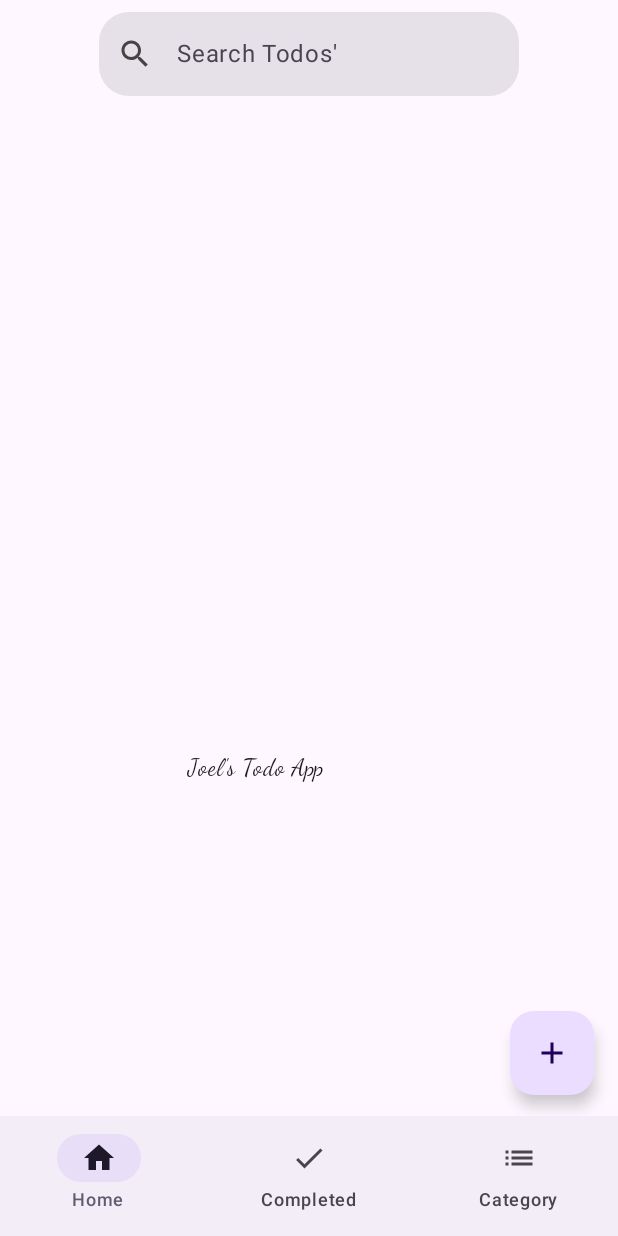
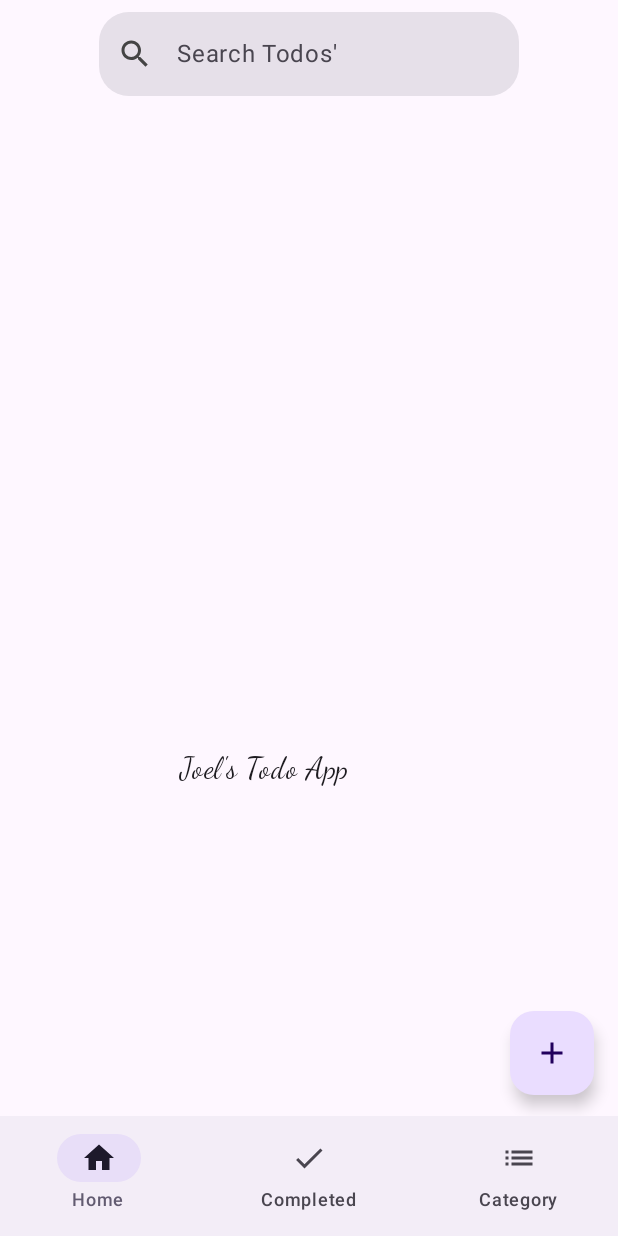
Before and after one commit to jj-mi7/todo_app, an Android app built with Jetpack Compose: the screen it shows after launch (MainActivity), on a phone screen of 412 x 824 dp. Run offline under Robolectric (Android 15) with nearby library versions, the phone set to English and light mode, and no system bars; our stand-ins replace Dagger/Hilt's generated code, Room's generated code, livedata-compose.

Commit message:
second commit

```diff
--- a/app/src/main/java/com/www/todofinal/MainActivity.kt
+++ b/app/src/main/java/com/www/todofinal/MainActivity.kt
@@ -1,15 +1,15 @@
 package com.www.todofinal
 
 import android.content.Intent
-import android.net.Uri
 import android.os.Bundle
+import android.util.Log
 import androidx.activity.ComponentActivity
 import androidx.activity.compose.setContent
-import androidx.activity.viewModels
 import com.www.todofinal.ui.screens.Navbar
 import com.www.todofinal.ui.theme.TodoFinalTheme
-import com.www.todofinal.viewModel.HomeViewModel
 import dagger.hilt.android.AndroidEntryPoint
+
+var intentData:String =""
 
 @AndroidEntryPoint
 class MainActivity : ComponentActivity() {
@@ -17,6 +17,17 @@ class MainActivity : ComponentActivity() {
         super.onCreate(savedInstanceState)
         setContent {
             TodoFinalTheme {
+                val intent = intent
+                val action = intent.action
+                val type = intent.type
+
+                if (Intent.ACTION_SEND == action && "text/plain" == type) {
+                    // Handle the received text data
+                    val sharedText = intent.getStringExtra(Intent.EXTRA_TEXT)
+                    if (sharedText != null) {
+                        intentData=sharedText
+                    }
+                }
                 val x=this
 //                val VIVE : HomeViewModel by viewModels()
                 Navbar(x)
@@ -25,5 +36,21 @@ class MainActivity : ComponentActivity() {
         }
     }
 
+//    override fun onNewIntent(intent: Intent?) {
+//        super.onNewIntent(intent)
+//        intent?.let {
+//            if (Intent.ACTION_SEND == it.action && "text/plain" == it.type) {
+//                val sharedText = it.getStringExtra(Intent.EXTRA_TEXT)
+//                if (sharedText != null) {
+//                    intentData=sharedText
+//                    Log.d("alaga", intentData)
+//
+//
+//                }
+//            }
+//        }
+//
+//    }
+
 
 }
--- a/app/src/main/java/com/www/todofinal/ui/screens/Category.kt
+++ b/app/src/main/java/com/www/todofinal/ui/screens/Category.kt
@@ -324,14 +324,14 @@ fun Category(navHostController: NavHostController, x: MainActivity) {
                             }
                             Row {
                                 Text(
-                                    text = "Progression : ",
+                                    text = "Progression :",
                                     fontSize = 10.sp,
                                     modifier = Modifier.padding(4.dp)
                                 )
                                 Text(
                                     modifier = Modifier.padding(start = 0.dp, 4.dp),
                                     fontSize = 10.sp,
-                                    text = it[item].progress.toInt().toString(),
+                                    text = "${it[item].progress.toInt()}%",
                                     color = Color.Blue
                                 )
                             }
--- a/app/src/main/java/com/www/todofinal/ui/screens/Completed.kt
+++ b/app/src/main/java/com/www/todofinal/ui/screens/Completed.kt
@@ -280,14 +280,14 @@ fun Completed(navHostController: NavHostController, x: MainActivity) {
                             }
                             Row {
                                 Text(
-                                    text = "Progression : ",
+                                    text = "Progression :",
                                     fontSize = 10.sp,
                                     modifier = Modifier.padding(4.dp)
                                 )
                                 Text(
                                     modifier = Modifier.padding(start = 0.dp, 4.dp),
                                     fontSize = 10.sp,
-                                    text = it[item].progress.toInt().toString(),
+                                    text = "${it[item].progress.toInt()}%",
                                     color = Color.Blue
                                 )
                             }
--- a/app/src/main/java/com/www/todofinal/ui/screens/Home.kt
+++ b/app/src/main/java/com/www/todofinal/ui/screens/Home.kt
@@ -66,6 +66,7 @@ import androidx.lifecycle.viewmodel.compose.viewModel
 import androidx.navigation.NavHostController
 import com.www.todofinal.MainActivity
 import com.www.todofinal.data.roomdb.Todo
+import com.www.todofinal.intentData
 import com.www.todofinal.viewModel.HomeViewModel
 import kotlinx.coroutines.launch
 
@@ -76,6 +77,9 @@ lateinit var todoBuffer: Todo
 @Composable
 fun Home(navHostController: NavHostController, x: MainActivity)
 {
+    if (intentData.isNotBlank()){
+    navHostController.navigate("edit")
+}
 
     val viewModel = ViewModelProvider(x)[HomeViewModel::class.java]
 //    val viewModel = viewModel<HomeViewModel>()
@@ -119,8 +123,9 @@ fun Home(navHostController: NavHostController, x: MainActivity)
     )
     {
         Text(text = "Joel's Todo App",
-            modifier = Modifier.padding(125.dp,top=500.dp,),
-            fontFamily = FontFamily.Cursive
+            modifier = Modifier.padding(120.dp,top=500.dp,),
+            fontFamily = FontFamily.Cursive,
+            fontSize = 20.sp
         )
 
         Column(
@@ -321,14 +326,14 @@ fun Home(navHostController: NavHostController, x: MainActivity)
 
                             Row {
                                 Text(
-                                    text = "Progression : ",
+                                    text = "Progression :",
                                     fontSize = 10.sp,
                                     modifier = Modifier.padding(4.dp)
                                 )
                                 Text(
                                     modifier = Modifier.padding(start = 0.dp, 4.dp),
                                     fontSize = 10.sp,
-                                    text = it[item].progress.toInt().toString(),
+                                    text = "${it[item].progress.toInt()}%",
                                     color = Color.Blue
                                 )
                             }
--- a/app/src/main/java/com/www/todofinal/ui/screens/Navbar.kt
+++ b/app/src/main/java/com/www/todofinal/ui/screens/Navbar.kt
@@ -26,6 +26,7 @@ import androidx.navigation.compose.rememberNavController
 import androidx.navigation.navArgument
 import com.www.todofinal.MainActivity
 import com.www.todofinal.data.roomdb.Todo
+import com.www.todofinal.intentData
 
 
 @SuppressLint("UnusedMaterial3ScaffoldPaddingParameter")
@@ -68,6 +69,7 @@ fun Navbar(x: MainActivity) {
     }
     )
     {
+
         NavHost(navController = navController, startDestination = "home")
         {
             composable("home")  {Home(navController,x) }
```
Also changed, not shown: app/src/main/java/com/www/todofinal/ui/screens/Edit.kt (+7 -5 lines).
